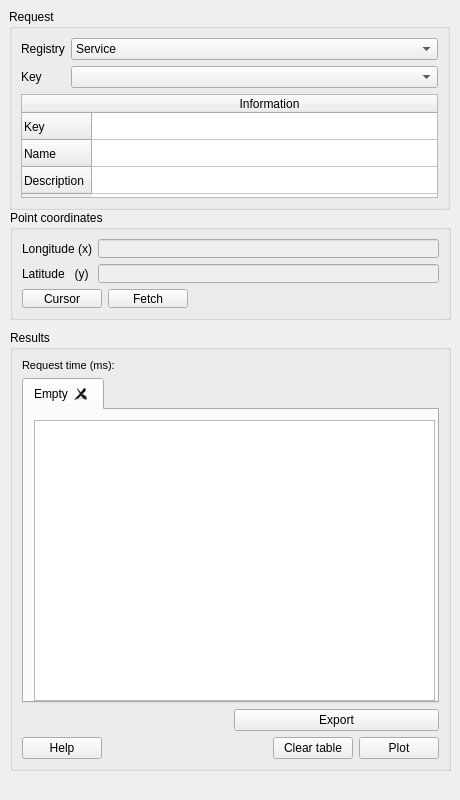
Qt form widgets/GeoContextQGISPlugin_dockwidget_base.ui (kartoza/GeoContextQGISPlugin) before a commit.
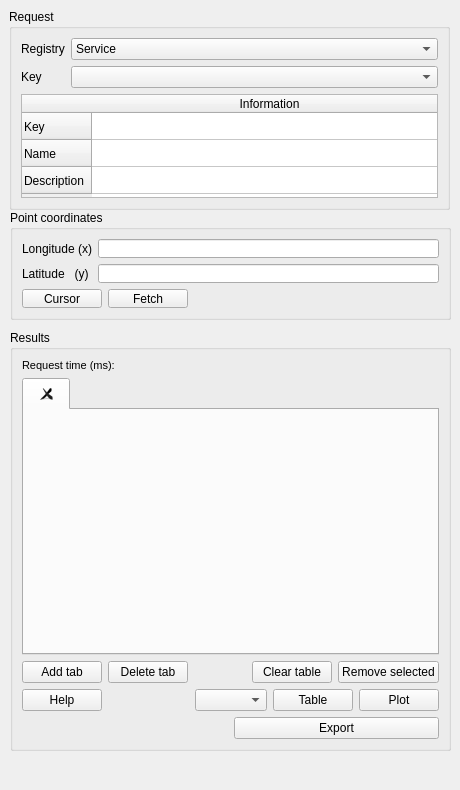
The same form after that commit. Custom widgets are drawn as their Qt base class.

```diff
--- a/widgets/GeoContextQGISPlugin_dockwidget_base.ui
+++ b/widgets/GeoContextQGISPlugin_dockwidget_base.ui
@@ -7,7 +7,7 @@
     <x>0</x>
     <y>0</y>
     <width>460</width>
-    <height>800</height>
+    <height>790</height>
    </rect>
   </property>
   <property name="windowTitle">
@@ -20,7 +20,7 @@
       <x>10</x>
       <y>330</y>
       <width>441</width>
-      <height>441</height>
+      <height>421</height>
      </rect>
     </property>
     <property name="title">
@@ -53,51 +53,54 @@
        <property name="tabsClosable">
         <bool>true</bool>
        </property>
-       <widget class="QWidget" name="tab">
+       <widget class="QWidget" name="tabResultsTab">
         <attribute name="title">
-         <string>Empty</string>
+         <string/>
         </attribute>
-        <widget class="QListWidget" name="listResults">
-         <property name="geometry">
-          <rect>
-           <x>10</x>
-           <y>10</y>
-           <width>401</width>
-           <height>281</height>
-          </rect>
+        <layout class="QFormLayout" name="formLayout_3"/>
+       </widget>
+      </widget>
+     </item>
+     <item>
+      <layout class="QHBoxLayout" name="horizontalLayout">
+       <item>
+        <widget class="QPushButton" name="btnAdd">
+         <property name="text">
+          <string>Add tab</string>
          </property>
-         <property name="movement">
-          <enum>QListView::Static</enum>
+        </widget>
+       </item>
+       <item>
+        <widget class="QPushButton" name="btnDelete">
+         <property name="text">
+          <string>Delete tab</string>
          </property>
-         <property name="flow">
-          <enum>QListView::TopToBottom</enum>
+        </widget>
+       </item>
+       <item>
+        <spacer name="horizontalSpacer_2">
+         <property name="orientation">
+          <enum>Qt::Horizontal</enum>
          </property>
-         <property name="layoutMode">
-          <enum>QListView::Batched</enum>
+         <property name="sizeHint" stdset="0">
+          <size>
+           <width>40</width>
+           <height>20</height>
+          </size>
          </property>
-         <property name="viewMode">
-          <enum>QListView::ListMode</enum>
-         </property>
-         <property name="sortingEnabled">
-          <bool>false</bool>
-         </property>
-        </widget>
-       </widget>
-      </widget>
+        </spacer>
      </item>
      <item>
-      <layout class="QGridLayout" name="gridLayout_2">
-       <item row="0" column="1">
-        <widget class="QPushButton" name="btnExport">
+        <widget class="QPushButton" name="btnClear">
          <property name="text">
-          <string>Export</string>
+          <string>Clear table</string>
          </property>
         </widget>
        </item>
-       <item row="0" column="0">
-        <widget class="QgsFileWidget" name="table_output_file">
-         <property name="storageMode">
-          <enum>QgsFileWidget::SaveFile</enum>
+       <item>
+        <widget class="QPushButton" name="btnRemove">
+         <property name="text">
+          <string>Remove selected</string>
          </property>
         </widget>
        </item>
@@ -126,9 +129,12 @@
         </spacer>
        </item>
        <item>
-        <widget class="QPushButton" name="btnClear">
+        <widget class="QComboBox" name="cbTab"/>
+       </item>
+       <item>
+        <widget class="QPushButton" name="btnTable">
          <property name="text">
-          <string>Clear table</string>
+          <string>Table</string>
          </property>
         </widget>
        </item>
@@ -141,6 +147,24 @@
        </item>
       </layout>
      </item>
+     <item>
+      <layout class="QGridLayout" name="gridLayout_2">
+       <item row="0" column="1">
+        <widget class="QPushButton" name="btnExport">
+         <property name="text">
+          <string>Export</string>
+         </property>
+        </widget>
+       </item>
+       <item row="0" column="0">
+        <widget class="QgsFileWidget" name="table_output_file">
+         <property name="storageMode">
+          <enum>QgsFileWidget::SaveFile</enum>
+         </property>
+        </widget>
+       </item>
+      </layout>
+     </item>
     </layout>
    </widget>
    <widget class="QGroupBox" name="gbPointCoor">
@@ -166,10 +190,13 @@
      <item row="0" column="1">
       <widget class="QgsFilterLineEdit" name="lineLong">
        <property name="enabled">
-        <bool>false</bool>
+        <bool>true</bool>
        </property>
        <property name="readOnly">
-        <bool>true</bool>
+        <bool>false</bool>
+       </property>
+       <property name="clearButtonEnabled">
+        <bool>false</bool>
        </property>
        <property name="qgisRelation" stdset="0">
         <string notr="true"/>
@@ -186,7 +213,7 @@
      <item row="1" column="1">
       <widget class="QgsFilterLineEdit" name="lineLat">
        <property name="enabled">
-        <bool>false</bool>
+        <bool>true</bool>
        </property>
        <property name="readOnly">
         <bool>true</bool>
```
Lines whose indentation alone changed are shown as unchanged.
